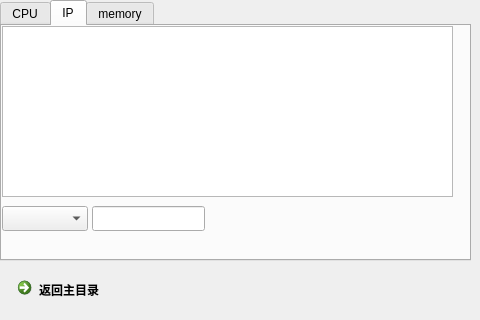
First picture: the form in qt_demo/mysystem.ui, repository niullx/qt_demo, before the edit.
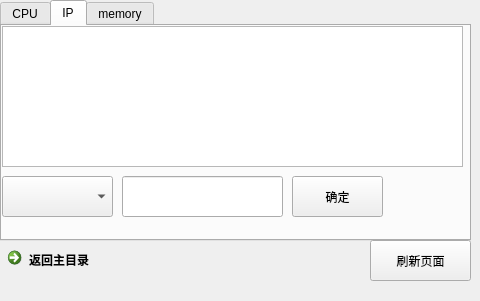
Second picture: the form after the edit. The open tabs and pages were chosen to show the change.

Patch:
```diff
--- a/qt_demo/mysystem.ui
+++ b/qt_demo/mysystem.ui
@@ -7,19 +7,19 @@
     <x>0</x>
     <y>0</y>
     <width>480</width>
-    <height>320</height>
+    <height>301</height>
    </rect>
   </property>
   <property name="minimumSize">
    <size>
     <width>480</width>
-    <height>320</height>
+    <height>300</height>
    </size>
   </property>
   <property name="maximumSize">
    <size>
     <width>480</width>
-    <height>320</height>
+    <height>301</height>
    </size>
   </property>
   <property name="windowTitle">
@@ -31,12 +31,29 @@
      <x>0</x>
      <y>0</y>
      <width>471</width>
-     <height>261</height>
+     <height>241</height>
     </rect>
    </property>
+   <property name="font">
+    <font>
+     <kerning>true</kerning>
+    </font>
+   </property>
+   <property name="cursor">
+    <cursorShape>ArrowCursor</cursorShape>
+   </property>
+   <property name="layoutDirection">
+    <enum>Qt::LeftToRight</enum>
+   </property>
    <property name="currentIndex">
     <number>2</number>
    </property>
+   <property name="iconSize">
+    <size>
+     <width>16</width>
+     <height>16</height>
+    </size>
+   </property>
    <widget class="QWidget" name="tab">
     <attribute name="title">
      <string>CPU</string>
@@ -60,19 +77,19 @@
      <property name="geometry">
       <rect>
        <x>0</x>
-       <y>180</y>
-       <width>86</width>
-       <height>25</height>
+       <y>150</y>
+       <width>111</width>
+       <height>41</height>
       </rect>
      </property>
     </widget>
     <widget class="QLineEdit" name="ip_lineEdit">
      <property name="geometry">
       <rect>
-       <x>90</x>
-       <y>180</y>
-       <width>113</width>
-       <height>25</height>
+       <x>120</x>
+       <y>150</y>
+       <width>161</width>
+       <height>41</height>
       </rect>
      </property>
     </widget>
@@ -81,11 +98,24 @@
       <rect>
        <x>0</x>
        <y>0</y>
-       <width>451</width>
-       <height>171</height>
+       <width>461</width>
+       <height>141</height>
       </rect>
      </property>
     </widget>
+    <widget class="QPushButton" name="pushButton">
+     <property name="geometry">
+      <rect>
+       <x>290</x>
+       <y>150</y>
+       <width>91</width>
+       <height>41</height>
+      </rect>
+     </property>
+     <property name="text">
+      <string>确定</string>
+     </property>
+    </widget>
    </widget>
    <widget class="QWidget" name="tab_3">
     <attribute name="title">
@@ -220,9 +250,9 @@
   <widget class="QCommandLinkButton" name="back_button">
    <property name="geometry">
     <rect>
-     <x>10</x>
-     <y>270</y>
-     <width>177</width>
+     <x>0</x>
+     <y>240</y>
+     <width>331</width>
      <height>41</height>
     </rect>
    </property>
@@ -230,6 +260,19 @@
     <string>返回主目录</string>
    </property>
   </widget>
+  <widget class="QPushButton" name="pushButton_2">
+   <property name="geometry">
+    <rect>
+     <x>370</x>
+     <y>240</y>
+     <width>101</width>
+     <height>41</height>
+    </rect>
+   </property>
+   <property name="text">
+    <string>刷新页面</string>
+   </property>
+  </widget>
  </widget>
  <resources/>
  <connections/>
```
Left out of the diff: 6 changed lines with no effect on the pictures.
